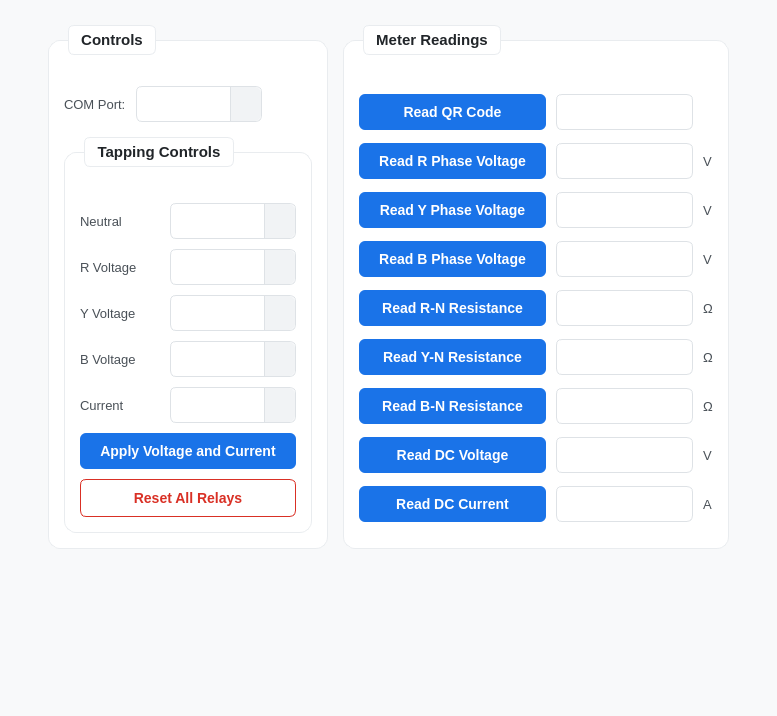
SuryaPrasathB/Comminent-PCB-Tester, file src/ui/forms/debug.ui: the form before one commit.
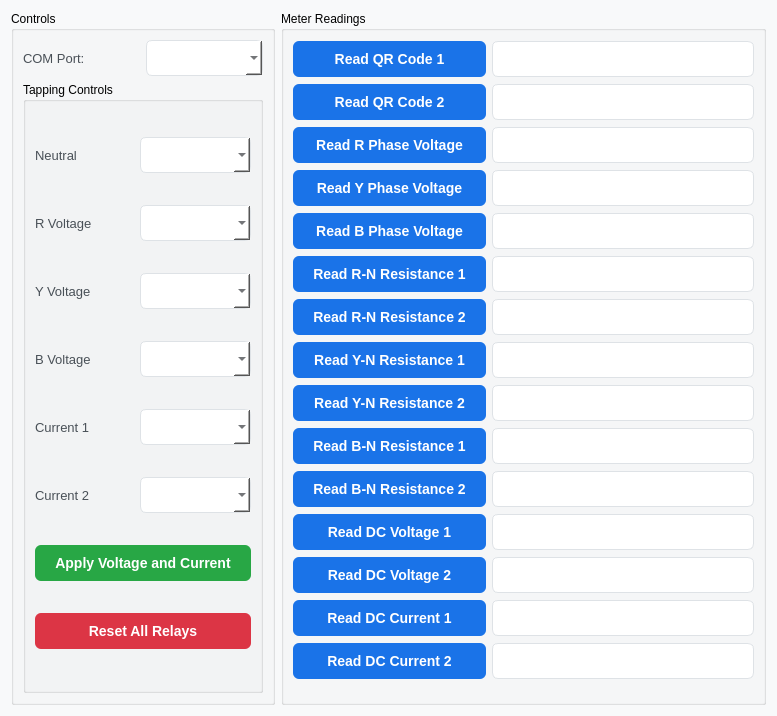
The form after the commit.

Commit message: Debug Tab Updated with Addl. Device Reads

What changed in the file:
```diff
--- a/src/ui/forms/debug.ui
+++ b/src/ui/forms/debug.ui
@@ -10,24 +10,17 @@
     <height>716</height>
    </rect>
   </property>
+
+  <!-- ================= STYLESHEET (UNCHANGED) ================= -->
   <property name="styleSheet">
    <string notr="true">QWidget#DebugWidget {
     background-color: #f8f9fa;
 }
-
 QLabel {
-    font-family: &quot;Segoe UI&quot;, Arial, sans-serif;
+    font-family: "Segoe UI", Arial, sans-serif;
     font-size: 13px;
     color: #495057;
 }
-
-#label_title {
-    font-size: 26px;
-    font-weight: 800;
-    color: #1a73e8;
-    margin-bottom: 15px;
-}
-
 QLineEdit {
     border: 1px solid #dee2e6;
     border-radius: 6px;
@@ -36,12 +29,6 @@
     font-size: 14px;
     color: #212529;
 }
-
-QLineEdit:focus {
-    border: 2px solid #1a73e8;
-    background-color: #fff;
-}
-
 QComboBox {
     border: 1px solid #dee2e6;
     border-radius: 6px;
@@ -50,484 +37,148 @@
     font-size: 14px;
     color: #212529;
 }
-
-QComboBox:hover {
-    border-color: #adb5bd;
-}
-
-QComboBox:focus {
-    border: 2px solid #1a73e8;
-}
-
-QComboBox::drop-down {
-    subcontrol-origin: padding;
-    subcontrol-position: top right;
-    width: 30px;
-    border-left: 1px solid #dee2e6;
-    border-top-right-radius: 6px;
-    border-bottom-right-radius: 6px;
-    background-color: #f1f3f5;
-}
-
-QComboBox::down-arrow {
-    image: none;
-    border-left: 4px solid transparent;
-    border-right: 4px solid transparent;
-    border-top: 5px solid #495057;
-    margin-top: 1px;
-}
-
-QComboBox QAbstractItemView {
-    border: 1px solid #dee2e6;
-    border-radius: 8px;
-    background-color: #ffffff;
-    selection-background-color: #e8f0fe;
-    selection-color: #1a73e8;
-    outline: 0;
-    padding: 2px;
-}
-
 QPushButton {
     background-color: #1a73e8;
     color: white;
-    font-family: &quot;Segoe UI&quot;, Arial, sans-serif;
     font-size: 14px;
     font-weight: 600;
     padding: 10px 20px;
     border-radius: 6px;
-    border: none;
 }
-
-QPushButton:hover {
-    background-color: #1765cc;
+       /* Apply Voltage and Current → GREEN */
+QPushButton#btn_apply_taps {
+    background-color: #28a745;
 }
 
-QPushButton:pressed {
-    background-color: #1557b0;
+QPushButton#btn_apply_taps:hover {
+    background-color: #218838;
 }
 
+/* Reset All Relays → RED */
 QPushButton#btn_reset_taps {
-    background-color: #ffffff;
-    color: #d93025;
-    border: 1px solid #d93025;
+    background-color: #dc3545;
 }
 
 QPushButton#btn_reset_taps:hover {
-    background-color: #fff5f5;
-    border-color: #c5221f;
+    background-color: #c82333;
 }
-
-QPushButton#btn_reset_taps:pressed {
-    background-color: #ffe3e3;
-}
-
-QGroupBox {
-    background-color: #ffffff;
-    font-family: &quot;Segoe UI&quot;, Arial, sans-serif;
-    font-weight: 700;
-    font-size: 15px;
-    color: #212529;
-    border: 1px solid #e9ecef;
-    border-radius: 12px;
-    margin-top: 20px;
-    padding-top: 30px;
-}
-
-QGroupBox::title {
-    subcontrol-origin: margin;
-    subcontrol-position: top left;
-    left: 20px;
-    padding: 5px 10px;
-    background-color: #ffffff;
-    border: 1px solid #e9ecef;
-    border-radius: 6px;
-    top: 5px;
-}</string>
+   </string>
   </property>
+
   <layout class="QVBoxLayout" name="verticalLayout_Main">
-   <property name="spacing">
-    <number>15</number>
-   </property>
-   <property name="leftMargin">
-    <number>20</number>
-   </property>
-   <property name="topMargin">
-    <number>20</number>
-   </property>
-   <property name="rightMargin">
-    <number>20</number>
-   </property>
-   <property name="bottomMargin">
-    <number>20</number>
-   </property>
    <item>
     <layout class="QHBoxLayout" name="horizontalLayout_Main">
-     <property name="spacing">
-      <number>15</number>
-     </property>
-     <item>
-      <spacer name="horizontalSpacer_Left">
-       <property name="orientation">
-        <enum>Qt::Horizontal</enum>
-       </property>
-       <property name="sizeHint" stdset="0">
-        <size>
-         <width>40</width>
-         <height>20</height>
-        </size>
-       </property>
-      </spacer>
-     </item>
+
+     <!-- ================= CONTROLS ================= -->
      <item>
       <widget class="QGroupBox" name="groupBox_Controls">
-       <property name="title">
-        <string>Controls</string>
-       </property>
-       <layout class="QVBoxLayout" name="verticalLayout_Controls">
-        <property name="spacing">
-         <number>10</number>
-        </property>
-        <property name="leftMargin">
-         <number>15</number>
-        </property>
-        <property name="topMargin">
-         <number>15</number>
-        </property>
-        <property name="rightMargin">
-         <number>15</number>
-        </property>
-        <property name="bottomMargin">
-         <number>15</number>
-        </property>
+       <property name="title"><string>Controls</string></property>
+       <layout class="QVBoxLayout">
+
+        <!-- COM -->
         <item>
          <layout class="QHBoxLayout">
-          <item>
-           <widget class="QLabel" name="label">
-            <property name="text">
-             <string>COM Port:</string>
-            </property>
-           </widget>
-          </item>
-          <item>
-           <widget class="QComboBox" name="comboBox_comPorts"/>
-          </item>
-          <item>
-           <spacer>
-            <property name="orientation">
-             <enum>Qt::Horizontal</enum>
-            </property>
-            <property name="sizeHint" stdset="0">
-             <size>
-              <width>0</width>
-              <height>0</height>
-             </size>
-            </property>
-           </spacer>
-          </item>
+          <item><widget class="QLabel"><property name="text"><string>COM Port:</string></property></widget></item>
+          <item><widget class="QComboBox" name="comboBox_comPorts"/></item>
          </layout>
         </item>
+
+        <!-- TAPPING -->
         <item>
          <widget class="QGroupBox" name="groupBox_Tapping">
-          <property name="title">
-           <string>Tapping Controls</string>
-          </property>
-          <layout class="QGridLayout" name="gridLayout_tapping">
-           <property name="leftMargin">
-            <number>15</number>
-           </property>
-           <property name="topMargin">
-            <number>20</number>
-           </property>
-           <property name="rightMargin">
-            <number>15</number>
-           </property>
-           <property name="bottomMargin">
-            <number>15</number>
-           </property>
-           <property name="spacing">
-            <number>10</number>
-           </property>
-           <item row="0" column="0">
-            <widget class="QLabel" name="label">
-             <property name="text">
-              <string>Neutral</string>
-             </property>
-            </widget>
-           </item>
-           <item row="0" column="1">
-            <widget class="QComboBox" name="combo_neutral"/>
-           </item>
-           <item row="1" column="0">
-            <widget class="QLabel" name="label">
-             <property name="text">
-              <string>R Voltage</string>
-             </property>
-            </widget>
-           </item>
-           <item row="1" column="1">
-            <widget class="QComboBox" name="combo_r_voltage"/>
-           </item>
-           <item row="2" column="0">
-            <widget class="QLabel" name="label">
-             <property name="text">
-              <string>Y Voltage</string>
-             </property>
-            </widget>
-           </item>
-           <item row="2" column="1">
-            <widget class="QComboBox" name="combo_y_voltage"/>
-           </item>
-           <item row="3" column="0">
-            <widget class="QLabel" name="label">
-             <property name="text">
-              <string>B Voltage</string>
-             </property>
-            </widget>
-           </item>
-           <item row="3" column="1">
-            <widget class="QComboBox" name="combo_b_voltage"/>
-           </item>
-           <item row="4" column="0">
-            <widget class="QLabel" name="label">
-             <property name="text">
-              <string>Current</string>
-             </property>
-            </widget>
-           </item>
-           <item row="4" column="1">
-            <widget class="QComboBox" name="combo_current"/>
-           </item>
-           <item row="5" column="0" colspan="2">
-            <widget class="QPushButton" name="btn_apply_taps">
-             <property name="text">
-              <string>Apply Voltage and Current</string>
-             </property>
-            </widget>
-           </item>
-           <item row="6" column="0" colspan="2">
-            <widget class="QPushButton" name="btn_reset_taps">
-             <property name="text">
-              <string>Reset All Relays</string>
-             </property>
-            </widget>
-           </item>
+          <property name="title"><string>Tapping Controls</string></property>
+          <layout class="QGridLayout">
+
+           <item row="0" column="0"><widget class="QLabel"><property name="text"><string>Neutral</string></property></widget></item>
+           <item row="0" column="1"><widget class="QComboBox" name="combo_neutral"/></item>
+
+           <item row="1" column="0"><widget class="QLabel"><property name="text"><string>R Voltage</string></property></widget></item>
+           <item row="1" column="1"><widget class="QComboBox" name="combo_r_voltage"/></item>
+
+           <item row="2" column="0"><widget class="QLabel"><property name="text"><string>Y Voltage</string></property></widget></item>
+           <item row="2" column="1"><widget class="QComboBox" name="combo_y_voltage"/></item>
+
+           <item row="3" column="0"><widget class="QLabel"><property name="text"><string>B Voltage</string></property></widget></item>
+           <item row="3" column="1"><widget class="QComboBox" name="combo_b_voltage"/></item>
+
+           <!-- Current taps -->
+           <item row="4" column="0"><widget class="QLabel"><property name="text"><string>Current 1</string></property></widget></item>
+           <item row="4" column="1"><widget class="QComboBox" name="combo_current_1"/></item>
+
+           <item row="5" column="0"><widget class="QLabel"><property name="text"><string>Current 2</string></property></widget></item>
+           <item row="5" column="1"><widget class="QComboBox" name="combo_current_2"/></item>
+
+           <item row="6" column="0" colspan="2"><widget class="QPushButton" name="btn_apply_taps"><property name="text"><string>Apply Voltage and Current</string></property></widget></item>
+           <item row="7" column="0" colspan="2"><widget class="QPushButton" name="btn_reset_taps"><property name="text"><string>Reset All Relays</string></property></widget></item>
+
           </layout>
          </widget>
         </item>
-        <item>
-         <spacer>
-          <property name="orientation">
-           <enum>Qt::Vertical</enum>
-          </property>
-          <property name="sizeHint" stdset="0">
-           <size>
-            <width>0</width>
-            <height>0</height>
-           </size>
-          </property>
-         </spacer>
-        </item>
        </layout>
       </widget>
      </item>
+
+     <!-- ================= READINGS ================= -->
      <item>
       <widget class="QGroupBox" name="groupBox_Readings">
-       <property name="title">
-        <string>Meter Readings</string>
-       </property>
-       <layout class="QGridLayout" name="gridLayout_reads">
-        <property name="leftMargin">
-         <number>15</number>
-        </property>
-        <property name="topMargin">
-         <number>20</number>
-        </property>
-        <property name="rightMargin">
-         <number>15</number>
-        </property>
-        <property name="bottomMargin">
-         <number>15</number>
-        </property>
-        <property name="spacing">
-         <number>10</number>
-        </property>
-        <item row="0" column="0">
-         <widget class="QPushButton" name="btn_read_qr">
-          <property name="text">
-           <string>Read QR Code</string>
-          </property>
-         </widget>
-        </item>
-        <item row="0" column="1">
-         <widget class="QLineEdit" name="txt_qr"/>
-        </item>
-        <item row="1" column="0">
-         <widget class="QPushButton" name="btn_read_r_v">
-          <property name="text">
-           <string>Read R Phase Voltage</string>
-          </property>
-         </widget>
-        </item>
-        <item row="1" column="1">
-         <widget class="QLineEdit" name="txt_r_v"/>
-        </item>
-        <item row="1" column="2">
-         <widget class="QLabel" name="label">
-          <property name="text">
-           <string>V</string>
-          </property>
-         </widget>
-        </item>
-        <item row="2" column="0">
-         <widget class="QPushButton" name="btn_read_y_v">
-          <property name="text">
-           <string>Read Y Phase Voltage</string>
-          </property>
-         </widget>
-        </item>
-        <item row="2" column="1">
-         <widget class="QLineEdit" name="txt_y_v"/>
-        </item>
-        <item row="2" column="2">
-         <widget class="QLabel" name="label">
-          <property name="text">
-           <string>V</string>
-          </property>
-         </widget>
-        </item>
-        <item row="3" column="0">
-         <widget class="QPushButton" name="btn_read_b_v">
-          <property name="text">
-           <string>Read B Phase Voltage</string>
-          </property>
-         </widget>
-        </item>
-        <item row="3" column="1">
-         <widget class="QLineEdit" name="txt_b_v"/>
-        </item>
-        <item row="3" column="2">
-         <widget class="QLabel" name="label">
-          <property name="text">
-           <string>V</string>
-          </property>
-         </widget>
-        </item>
-        <item row="4" column="0">
-         <widget class="QPushButton" name="btn_read_rn_r">
-          <property name="text">
-           <string>Read R-N Resistance</string>
-          </property>
-         </widget>
-        </item>
-        <item row="4" column="1">
-         <widget class="QLineEdit" name="txt_rn_r"/>
-        </item>
-        <item row="4" column="2">
-         <widget class="QLabel" name="label">
-          <property name="text">
-           <string>Ω</string>
-          </property>
-         </widget>
-        </item>
-        <item row="5" column="0">
-         <widget class="QPushButton" name="btn_read_yn_r">
-          <property name="text">
-           <string>Read Y-N Resistance</string>
-          </property>
-         </widget>
-        </item>
-        <item row="5" column="1">
-         <widget class="QLineEdit" name="txt_yn_r"/>
-        </item>
-        <item row="5" column="2">
-         <widget class="QLabel" name="label">
-          <property name="text">
-           <string>Ω</string>
-          </property>
-         </widget>
-        </item>
-        <item row="6" column="0">
-         <widget class="QPushButton" name="btn_read_bn_r">
-          <property name="text">
-           <string>Read B-N Resistance</string>
-          </property>
-         </widget>
-        </item>
-        <item row="6" column="1">
-         <widget class="QLineEdit" name="txt_bn_r"/>
-        </item>
-        <item row="6" column="2">
-         <widget class="QLabel" name="label">
-          <property name="text">
-           <string>Ω</string>
-          </property>
-         </widget>
-        </item>
-        <item row="7" column="0">
-         <widget class="QPushButton" name="btn_read_dc_v">
-          <property name="text">
-           <string>Read DC Voltage</string>
-          </property>
-         </widget>
-        </item>
-        <item row="7" column="1">
-         <widget class="QLineEdit" name="txt_dc_v"/>
-        </item>
-        <item row="7" column="2">
-         <widget class="QLabel" name="label">
-          <property name="text">
-           <string>V</string>
-          </property>
-         </widget>
-        </item>
-        <item row="8" column="0">
-         <widget class="QPushButton" name="btn_read_dc_i">
-          <property name="text">
-           <string>Read DC Current</string>
-          </property>
-         </widget>
-        </item>
-        <item row="8" column="1">
-         <widget class="QLineEdit" name="txt_dc_i"/>
-        </item>
-        <item row="8" column="2">
-         <widget class="QLabel" name="label">
-          <property name="text">
-           <string>A</string>
-          </property>
-         </widget>
-        </item>
+       <property name="title"><string>Meter Readings</string></property>
+       <layout class="QGridLayout">
+
+        <!-- QR -->
+        <item row="0" column="0"><widget class="QPushButton" name="btn_read_qr_1"><property name="text"><string>Read QR Code 1</string></property></widget></item>
+        <item row="0" column="1"><widget class="QLineEdit" name="txt_qr_1"/></item>
+
+        <item row="1" column="0"><widget class="QPushButton" name="btn_read_qr_2"><property name="text"><string>Read QR Code 2</string></property></widget></item>
+        <item row="1" column="1"><widget class="QLineEdit" name="txt_qr_2"/></item>
+
+        <!-- AC VOLTAGES (UNCHANGED) -->
+        <item row="2" column="0"><widget class="QPushButton" name="btn_read_r_v"><property name="text"><string>Read R Phase Voltage</string></property></widget></item>
+        <item row="2" column="1"><widget class="QLineEdit" name="txt_r_v"/></item>
+
+        <item row="3" column="0"><widget class="QPushButton" name="btn_read_y_v"><property name="text"><string>Read Y Phase Voltage</string></property></widget></item>
+        <item row="3" column="1"><widget class="QLineEdit" name="txt_y_v"/></item>
+
+        <item row="4" column="0"><widget class="QPushButton" name="btn_read_b_v"><property name="text"><string>Read B Phase Voltage</string></property></widget></item>
+        <item row="4" column="1"><widget class="QLineEdit" name="txt_b_v"/></item>
+
+        <!-- IMPEDANCE -->
+        <item row="5" column="0"><widget class="QPushButton" name="btn_read_rn_r_1"><property name="text"><string>Read R-N Resistance 1</string></property></widget></item>
+        <item row="5" column="1"><widget class="QLineEdit" name="txt_rn_r_1"/></item>
+
+        <item row="6" column="0"><widget class="QPushButton" name="btn_read_rn_r_2"><property name="text"><string>Read R-N Resistance 2</string></property></widget></item>
+        <item row="6" column="1"><widget class="QLineEdit" name="txt_rn_r_2"/></item>
+
+        <item row="7" column="0"><widget class="QPushButton" name="btn_read_yn_r_1"><property name="text"><string>Read Y-N Resistance 1</string></property></widget></item>
+        <item row="7" column="1"><widget class="QLineEdit" name="txt_yn_r_1"/></item>
+
+        <item row="8" column="0"><widget class="QPushButton" name="btn_read_yn_r_2"><property name="text"><string>Read Y-N Resistance 2</string></property></widget></item>
+        <item row="8" column="1"><widget class="QLineEdit" name="txt_yn_r_2"/></item>
+
+        <item row="9" column="0"><widget class="QPushButton" name="btn_read_bn_r_1"><property name="text"><string>Read B-N Resistance 1</string></property></widget></item>
+        <item row="9" column="1"><widget class="QLineEdit" name="txt_bn_r_1"/></item>
+
+        <item row="10" column="0"><widget class="QPushButton" name="btn_read_bn_r_2"><property name="text"><string>Read B-N Resistance 2</string></property></widget></item>
+        <item row="10" column="1"><widget class="QLineEdit" name="txt_bn_r_2"/></item>
+
+        <!-- DC -->
+        <item row="11" column="0"><widget class="QPushButton" name="btn_read_dc_v_1"><property name="text"><string>Read DC Voltage 1</string></property></widget></item>
+        <item row="11" column="1"><widget class="QLineEdit" name="txt_dc_v_1"/></item>
+
+        <item row="12" column="0"><widget class="QPushButton" name="btn_read_dc_v_2"><property name="text"><string>Read DC Voltage 2</string></property></widget></item>
+        <item row="12" column="1"><widget class="QLineEdit" name="txt_dc_v_2"/></item>
+
+        <item row="13" column="0"><widget class="QPushButton" name="btn_read_dc_i_1"><property name="text"><string>Read DC Current 1</string></property></widget></item>
+        <item row="13" column="1"><widget class="QLineEdit" name="txt_dc_i_1"/></item>
+
+        <item row="14" column="0"><widget class="QPushButton" name="btn_read_dc_i_2"><property name="text"><string>Read DC Current 2</string></property></widget></item>
+        <item row="14" column="1"><widget class="QLineEdit" name="txt_dc_i_2"/></item>
+
        </layout>
       </widget>
      </item>
-     <item>
-      <spacer name="horizontalSpacer_Right">
-       <property name="orientation">
-        <enum>Qt::Horizontal</enum>
-       </property>
-       <property name="sizeHint" stdset="0">
-        <size>
-         <width>40</width>
-         <height>20</height>
-        </size>
-       </property>
-      </spacer>
-     </item>
+
     </layout>
    </item>
-   <item>
-    <spacer name="verticalSpacer_Main">
-     <property name="orientation">
-      <enum>Qt::Vertical</enum>
-     </property>
-     <property name="sizeHint" stdset="0">
-      <size>
-       <width>20</width>
-       <height>40</height>
-      </size>
-     </property>
-    </spacer>
-   </item>
   </layout>
  </widget>
  <resources/>
```
The commit also changes 3 other files.
